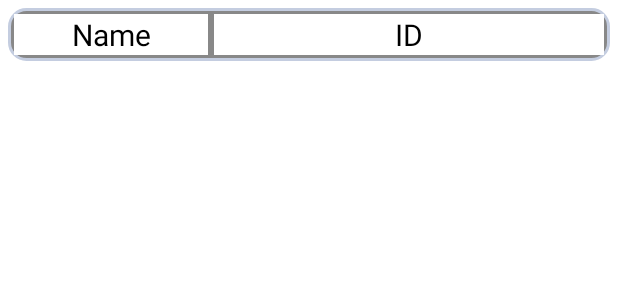
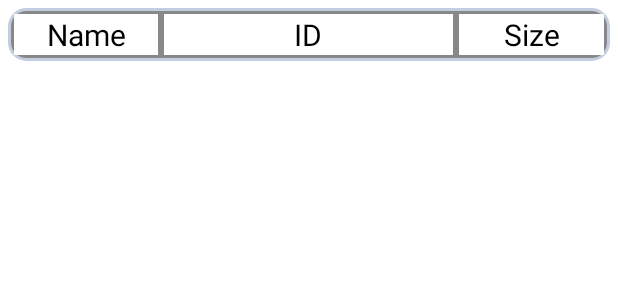
Before and after one commit to firojali78/BCPLAndroidAPP, an Android app: the layout row_items.xml on its own in the app's theme, with its tools: preview values and no code run, on a phone screen of 412 x 824 dp. Shown: the top 300 px of the screen. Run offline under Robolectric (Android 15) with nearby library versions, the phone set to English and light mode, and no system bars; network calls fail.

Commit message:
display size in catagory page

```diff
--- a/app/src/main/java/com/example/test/Catagory.java
+++ b/app/src/main/java/com/example/test/Catagory.java
@@ -167,8 +167,8 @@ public class Catagory extends AppCompatActivity {
                                     Catagory.this,
                                     data,
                                     R.layout.row_items,
-                                    new String[] {"name", "id"},
-                                    new int[]{R.id.tv_c_name, R.id.tv_c_id}
+                                    new String[] {"name", "id","size"},
+                                    new int[]{R.id.tv_c_name, R.id.tv_c_id,R.id.tv_c_size}
                             );
                             lv.setAdapter(listAdapter);
 
--- a/app/src/main/res/layout/row_items.xml
+++ b/app/src/main/res/layout/row_items.xml
@@ -34,6 +34,18 @@
         android:layout_height="match_parent"
         android:id="@+id/tv_c_id"/>
 
+    <TextView
+        android:layout_width="0dp"
+        android:layout_weight="1"
+        android:layout_margin="2dp"
+        android:text="Size"
+        android:textColor="#000000"
+        android:background="#fff"
+        android:textSize="20sp"
+        android:gravity="center"
+        android:layout_height="match_parent"
+        android:id="@+id/tv_c_size"/>
+
 
 
 
```
